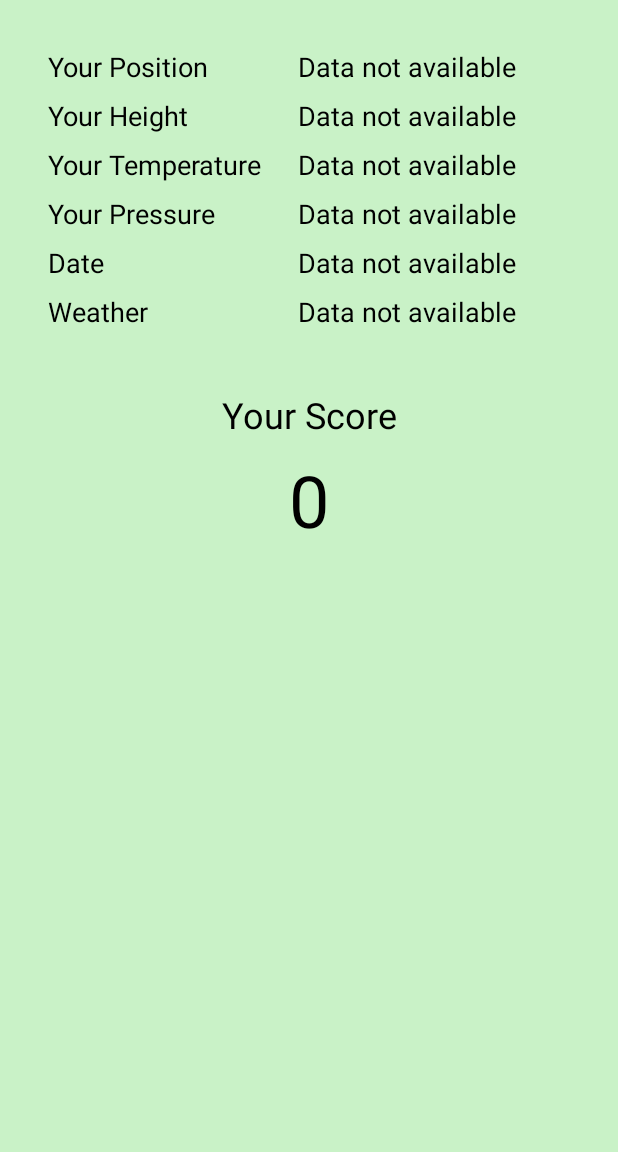
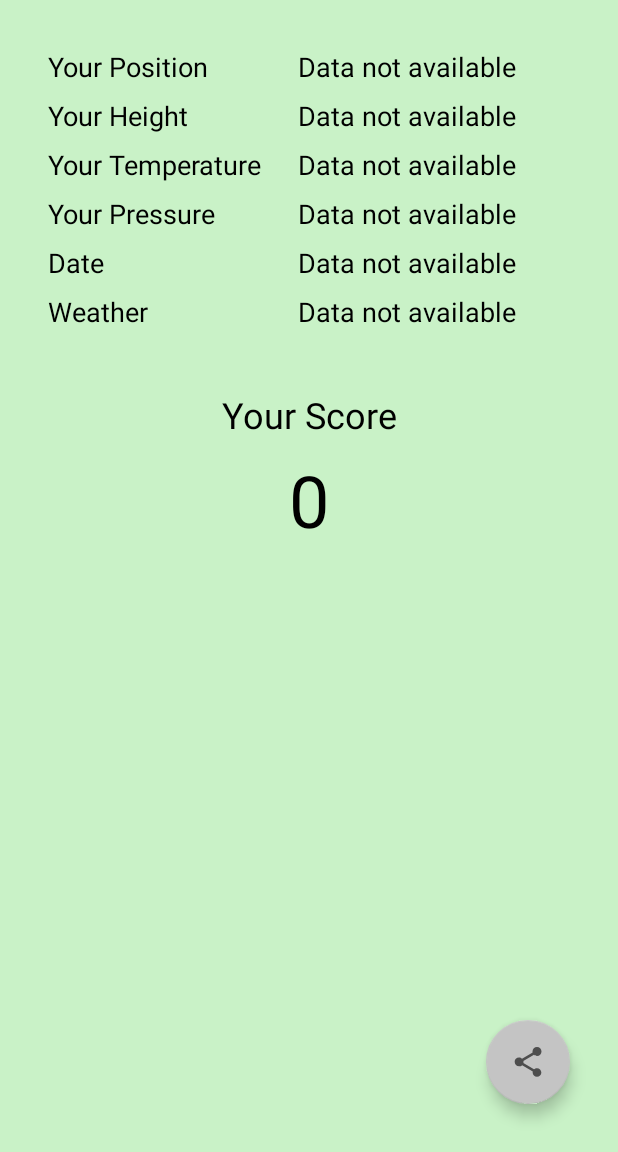
Before and after one commit to SirSoySauce/peakality, an Android app: the ScoreActivity screen opened directly, with no data from a screen before it, on a phone screen of 412 x 824 dp, the part 84-1236 px from its top. Run offline under Robolectric (Android 15) with nearby library versions, the phone set to English and light mode, and no system bars.

Commit message:
Added share button

```diff
--- a/app/src/main/res/layout/activity_score.xml
+++ b/app/src/main/res/layout/activity_score.xml
@@ -209,4 +209,16 @@
         app:layout_constraintStart_toStartOf="parent"
         app:layout_constraintTop_toBottomOf="@+id/tvScoreLabel" />
 
+    <com.google.android.material.floatingactionbutton.FloatingActionButton
+        android:id="@+id/floatingActionButton"
+        android:layout_width="wrap_content"
+        android:layout_height="wrap_content"
+        android:layout_marginEnd="@dimen/content_margin"
+        android:layout_marginBottom="@dimen/content_margin"
+        android:clickable="true"
+        app:backgroundTint="@color/light_grey"
+        app:layout_constraintBottom_toBottomOf="parent"
+        app:layout_constraintEnd_toEndOf="parent"
+        app:srcCompat="?attr/actionModeShareDrawable" />
+
 </androidx.constraintlayout.widget.ConstraintLayout>
--- a/app/src/main/res/values/colors.xml
+++ b/app/src/main/res/values/colors.xml
@@ -6,5 +6,7 @@
     <color name="colorPrimaryLighter">#aceca1</color>
     <color name="colorPrimaryLight">#c9f2c7</color>
 
+    <color name="light_grey">#c4c4c4</color>
+
     <color name="primaryFontColor">#000000</color>
 </resources>
```
